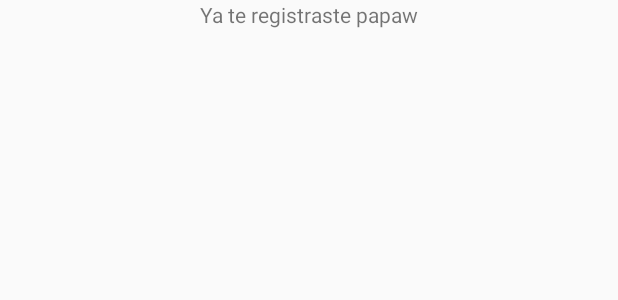
After one commit to DarkMarksDoe/Pr03_3rdLibraries, an Android app: the layout activity_lista_usuarios.xml on its own in the app's theme, with its tools: preview values and no code run, on a phone screen of 412 x 824 dp. The commit adds this screen. Shown: the top 300 px of the screen. Run offline under Robolectric (Android 15) with nearby library versions, the phone set to English and light mode, and no system bars.

Commit message:
Adding Second screen (Login)

```diff
--- a/app/src/main/AndroidManifest.xml
+++ b/app/src/main/AndroidManifest.xml
@@ -9,6 +9,7 @@
         android:roundIcon="@mipmap/ic_launcher_round"
         android:supportsRtl="true"
         android:theme="@style/AppTheme">
+        <activity android:name=".ListaUsuariosActivity"></activity>
         <activity android:name=".MainActivity">
             <intent-filter>
                 <action android:name="android.intent.action.MAIN" />
--- /dev/null
+++ b/app/src/main/java/com/mrk2/login/ListaUsuariosActivity.java
@@ -0,0 +1,14 @@
+package com.mrk2.login;
+
+import androidx.appcompat.app.AppCompatActivity;
+
+import android.os.Bundle;
+
+public class ListaUsuariosActivity extends AppCompatActivity {
+
+    @Override
+    protected void onCreate(Bundle savedInstanceState) {
+        super.onCreate(savedInstanceState);
+        setContentView(R.layout.activity_lista_usuarios);
+    }
+}
--- /dev/null
+++ b/app/src/main/res/layout/activity_lista_usuarios.xml
@@ -0,0 +1,17 @@
+<?xml version="1.0" encoding="utf-8"?>
+<androidx.constraintlayout.widget.ConstraintLayout xmlns:android="http://schemas.android.com/apk/res/android"
+    xmlns:app="http://schemas.android.com/apk/res-auto"
+    xmlns:tools="http://schemas.android.com/tools"
+    android:layout_width="match_parent"
+    android:layout_height="match_parent"
+    tools:context=".ListaUsuariosActivity">
+
+    <TextView
+        android:id="@+id/textView"
+        android:layout_width="wrap_content"
+        android:layout_height="wrap_content"
+        android:text="@string/encabezadoLogin"
+        app:layout_constraintEnd_toEndOf="parent"
+        app:layout_constraintStart_toStartOf="parent"
+        app:layout_constraintTop_toTopOf="parent" />
+</androidx.constraintlayout.widget.ConstraintLayout>
--- a/app/src/main/res/values/strings.xml
+++ b/app/src/main/res/values/strings.xml
@@ -5,4 +5,5 @@
     <string name="login">login</string>
     <string name="registrate_compa">Registrate compa</string>
     <string name="contrasenia">Contrasenia</string>
+    <string name="encabezadoLogin">Ya te registraste papaw</string>
 </resources>
```
